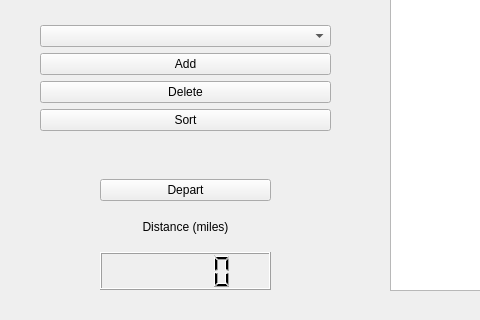
mattjang1101/CS1D-Project-1-Go-Big-O-Go-Home-, file mainwindow.ui: the form before one commit; both pictures show x 0 to 480 and y 280 to 600 of the 872 by 600 pixel window.
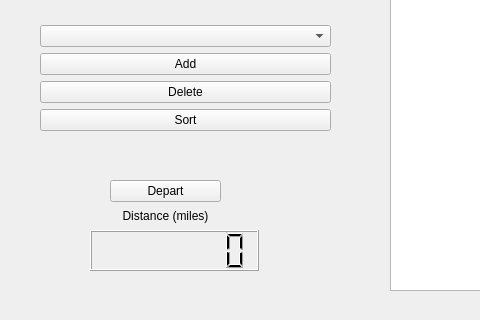
The form after the commit.

Commit message: calculated distance so that it will be displayed

What changed in the file:
```diff
--- a/mainwindow.ui
+++ b/mainwindow.ui
@@ -298,38 +298,6 @@
        </item>
       </layout>
      </widget>
-     <widget class="QWidget" name="layoutWidget">
-      <property name="geometry">
-       <rect>
-        <x>100</x>
-        <y>459</y>
-        <width>171</width>
-        <height>111</height>
-       </rect>
-      </property>
-      <layout class="QVBoxLayout" name="verticalLayout_13">
-       <item>
-        <widget class="QPushButton" name="DepartButton">
-         <property name="text">
-          <string>Depart</string>
-         </property>
-        </widget>
-       </item>
-       <item>
-        <widget class="QLabel" name="DistanceLabel">
-         <property name="text">
-          <string>Distance (miles)</string>
-         </property>
-         <property name="alignment">
-          <set>Qt::AlignCenter</set>
-         </property>
-        </widget>
-       </item>
-       <item>
-        <widget class="QLCDNumber" name="DistanceNumber"/>
-       </item>
-      </layout>
-     </widget>
      <widget class="QWidget" name="layoutWidget">
       <property name="geometry">
        <rect>
@@ -449,6 +417,63 @@
        </item>
       </layout>
      </widget>
+     <widget class="QLCDNumber" name="DistanceNumber">
+      <property name="geometry">
+       <rect>
+        <x>90</x>
+        <y>510</y>
+        <width>169</width>
+        <height>41</height>
+       </rect>
+      </property>
+      <property name="sizePolicy">
+       <sizepolicy hsizetype="Minimum" vsizetype="Minimum">
+        <horstretch>0</horstretch>
+        <verstretch>0</verstretch>
+       </sizepolicy>
+      </property>
+      <property name="maximumSize">
+       <size>
+        <width>169</width>
+        <height>16777215</height>
+       </size>
+      </property>
+      <property name="smallDecimalPoint">
+       <bool>false</bool>
+      </property>
+      <property name="digitCount">
+       <number>7</number>
+      </property>
+     </widget>
+     <widget class="QWidget" name="">
+      <property name="geometry">
+       <rect>
+        <x>110</x>
+        <y>460</y>
+        <width>111</width>
+        <height>44</height>
+       </rect>
+      </property>
+      <layout class="QVBoxLayout" name="verticalLayout_7">
+       <item>
+        <widget class="QPushButton" name="DepartButton">
+         <property name="text">
+          <string>Depart</string>
+         </property>
+        </widget>
+       </item>
+       <item>
+        <widget class="QLabel" name="DistanceLabel">
+         <property name="text">
+          <string>Distance (miles)</string>
+         </property>
+         <property name="alignment">
+          <set>Qt::AlignCenter</set>
+         </property>
+        </widget>
+       </item>
+      </layout>
+     </widget>
     </widget>
     <widget class="QWidget" name="PrePlannedMenu">
      <widget class="QWidget" name="layoutWidget_23">
```
The commit also changes 5 other files.
